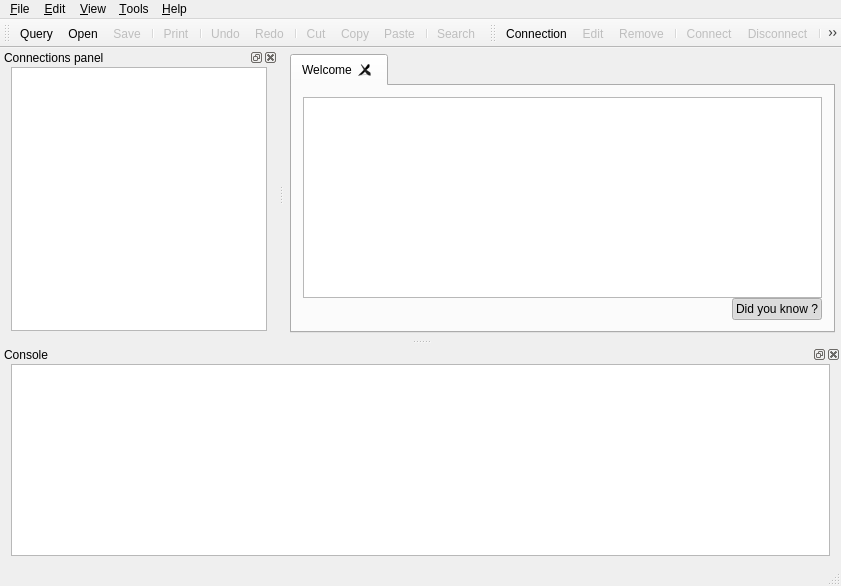
Before: the Qt Designer form src/mainwindow.ui in FrenchDilettante/dbmaster, drawn with Qt 5.
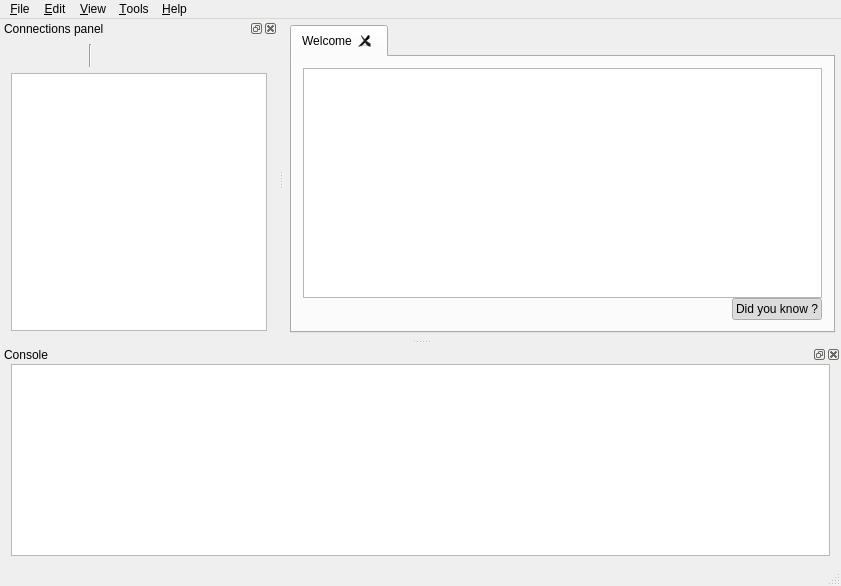
After: the same form once the commit is applied. Icons and pictures are not drawn. Custom widgets are drawn as their Qt base class.

Commit message: Db icons moved into the panel

```diff
--- a/src/mainwindow.ui
+++ b/src/mainwindow.ui
@@ -209,12 +209,81 @@
    <widget class="QWidget" name="dockWidgetContents">
     <layout class="QGridLayout" name="gridLayout">
      <property name="topMargin">
-      <number>0</number>
+      <number>6</number>
      </property>
      <property name="bottomMargin">
       <number>8</number>
      </property>
      <item row="0" column="0">
+      <layout class="QHBoxLayout" name="horizontalLayout">
+       <property name="spacing">
+        <number>2</number>
+       </property>
+       <item>
+        <widget class="QToolButton" name="addConnectionButton">
+         <property name="autoRaise">
+          <bool>true</bool>
+         </property>
+        </widget>
+       </item>
+       <item>
+        <widget class="QToolButton" name="editConnectionButton">
+         <property name="autoRaise">
+          <bool>true</bool>
+         </property>
+        </widget>
+       </item>
+       <item>
+        <widget class="QToolButton" name="removeConnectionButton">
+         <property name="autoRaise">
+          <bool>true</bool>
+         </property>
+        </widget>
+       </item>
+       <item>
+        <widget class="Line" name="line">
+         <property name="orientation">
+          <enum>Qt::Vertical</enum>
+         </property>
+        </widget>
+       </item>
+       <item>
+        <widget class="QToolButton" name="connectBtn">
+         <property name="autoRaise">
+          <bool>true</bool>
+         </property>
+        </widget>
+       </item>
+       <item>
+        <widget class="QToolButton" name="disconnectBtn">
+         <property name="autoRaise">
+          <bool>true</bool>
+         </property>
+        </widget>
+       </item>
+       <item>
+        <spacer name="horizontalSpacer_2">
+         <property name="orientation">
+          <enum>Qt::Horizontal</enum>
+         </property>
+         <property name="sizeHint" stdset="0">
+          <size>
+           <width>40</width>
+           <height>20</height>
+          </size>
+         </property>
+        </spacer>
+       </item>
+       <item>
+        <widget class="QToolButton" name="refreshConnectionDb">
+         <property name="autoRaise">
+          <bool>true</bool>
+         </property>
+        </widget>
+       </item>
+      </layout>
+     </item>
+     <item row="2" column="0">
       <widget class="DbTreeView" name="dbTreeView">
        <property name="selectionMode">
         <enum>QAbstractItemView::ExtendedSelection</enum>
@@ -233,62 +302,6 @@
     </layout>
    </widget>
   </widget>
-  <widget class="QToolBar" name="mainToolBar">
-   <property name="windowTitle">
-    <string>Main toolbar</string>
-   </property>
-   <property name="iconSize">
-    <size>
-     <width>18</width>
-     <height>18</height>
-    </size>
-   </property>
-   <attribute name="toolBarArea">
-    <enum>TopToolBarArea</enum>
-   </attribute>
-   <attribute name="toolBarBreak">
-    <bool>false</bool>
-   </attribute>
-   <addaction name="actionNewQuery"/>
-   <addaction name="actionOpenQuery"/>
-   <addaction name="actionSaveQuery"/>
-   <addaction name="separator"/>
-   <addaction name="actionPrint"/>
-   <addaction name="separator"/>
-   <addaction name="actionUndo"/>
-   <addaction name="actionRedo"/>
-   <addaction name="separator"/>
-   <addaction name="actionCut"/>
-   <addaction name="actionCopy"/>
-   <addaction name="actionPaste"/>
-   <addaction name="separator"/>
-   <addaction name="actionSearch"/>
-  </widget>
-  <widget class="QToolBar" name="dbToolBar">
-   <property name="windowTitle">
-    <string>Connection toolbar</string>
-   </property>
-   <property name="iconSize">
-    <size>
-     <width>18</width>
-     <height>18</height>
-    </size>
-   </property>
-   <attribute name="toolBarArea">
-    <enum>TopToolBarArea</enum>
-   </attribute>
-   <attribute name="toolBarBreak">
-    <bool>false</bool>
-   </attribute>
-   <addaction name="actionAddDb"/>
-   <addaction name="actionEditConnection"/>
-   <addaction name="actionRemoveConnection"/>
-   <addaction name="separator"/>
-   <addaction name="actionConnect"/>
-   <addaction name="actionDisconnect"/>
-   <addaction name="separator"/>
-   <addaction name="actionRefreshConnection"/>
-  </widget>
   <widget class="QDockWidget" name="logDock">
    <property name="sizePolicy">
     <sizepolicy hsizetype="Preferred" vsizetype="Minimum">
```
Left out of the diff: 13 changed lines with no effect on the pictures. The commit also changes 1 other file.
